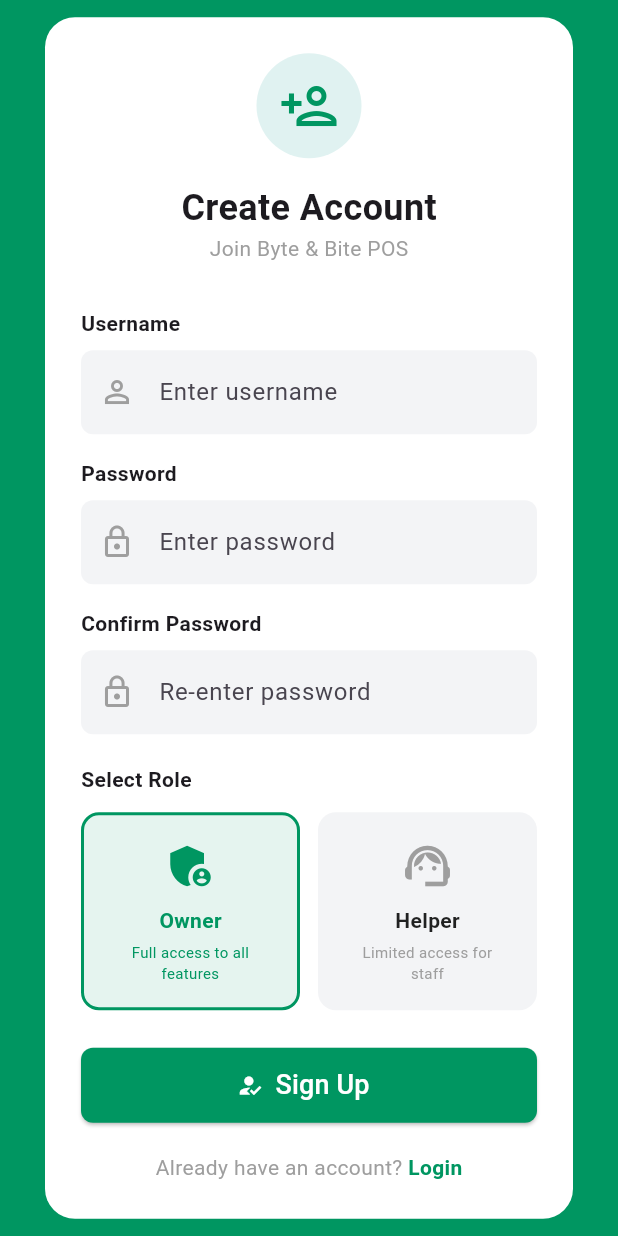
After one commit to jnahMoch/byte_bite, a Flutter app: the screen it shows after launch, after a tap on "Sign Up", on a phone screen of 412 x 824 dp. The commit adds this screen. Run offline on Flutter 3.47's test engine with Material 3 defaults, Android fonts, the phone set to English and light mode, and no system bars.

Commit message:
raven nahuman

```diff
--- a/lib/login_page.dart
+++ b/lib/login_page.dart
@@ -81,9 +81,25 @@ class _LoginPageState extends State<LoginPage> {
                     ),
                   ),
                 ),
-                const SizedBox(height: 30),
+                const SizedBox(height: 20),
 
-                _buildDemoBox(),
+                // Sign Up Link
+                Row(
+                  mainAxisAlignment: MainAxisAlignment.center,
+                  children: [
+                    const Text('New user? ', style: TextStyle(color: Colors.grey)),
+                    GestureDetector(
+                      onTap: () => Navigator.pushNamed(context, '/signup'),
+                      child: const Text(
+                        'Sign Up',
+                        style: TextStyle(
+                          color: Color(0xFF009661),
+                          fontWeight: FontWeight.bold,
+                        ),
+                      ),
+                    ),
+                  ],
+                ),
               ],
             ),
           ),
@@ -112,19 +128,4 @@ class _LoginPageState extends State<LoginPage> {
     );
   }
 
-  Widget _buildDemoBox() {
-    return Container(
-      width: double.infinity,
-      padding: const EdgeInsets.all(12),
-      decoration: BoxDecoration(color: Colors.grey[50], borderRadius: BorderRadius.circular(10)),
-      child: Column(
-        crossAxisAlignment: CrossAxisAlignment.start,
-        children: [
-          const Text('Demo Credentials:', style: TextStyle(fontWeight: FontWeight.bold, fontSize: 13)),
-          Text('Owner: owner / owner123', style: TextStyle(color: Colors.grey[600], fontSize: 12)),
-          Text('Helper: helper / helper123', style: TextStyle(color: Colors.grey[600], fontSize: 12)),
-        ],
-      ),
-    );
-  }
 }
--- a/lib/main.dart
+++ b/lib/main.dart
@@ -1,6 +1,7 @@
 import 'package:byte_bite/owner/homepage.dart';
 import 'package:flutter/material.dart';
 import 'login_page.dart';
+import 'signup_page.dart';
 
 
 void main() {
@@ -25,6 +26,7 @@ class ByteAndBiteApp extends StatelessWidget {
       routes: {
         '/dashboard': (context) => const POSHomePage(),
         '/login': (context) => const LoginPage(),
+        '/signup': (context) => const SignUpPage(),
       },
     );
   }
--- /dev/null
+++ b/lib/signup_page.dart
@@ -0,0 +1,268 @@
+// ignore_for_file: use_build_context_synchronously, deprecated_member_use
+
+import 'package:flutter/material.dart';
+
+class SignUpPage extends StatefulWidget {
+  const SignUpPage({super.key});
+
+  @override
+  State<SignUpPage> createState() => _SignUpPageState();
+}
+
+class _SignUpPageState extends State<SignUpPage> {
+  final TextEditingController _usernameController = TextEditingController();
+  final TextEditingController _passwordController = TextEditingController();
+  final TextEditingController _confirmPasswordController = TextEditingController();
+
+  String _selectedRole = 'Owner'; // Default role
+
+  void _handleSignUp() {
+    String username = _usernameController.text.trim();
+    String password = _passwordController.text.trim();
+    String confirmPassword = _confirmPasswordController.text.trim();
+
+    // Validation
+    if (username.isEmpty || password.isEmpty || confirmPassword.isEmpty) {
+      _showSnackBar('Please fill in all fields', Colors.redAccent);
+      return;
+    }
+
+    if (password.length < 6) {
+      _showSnackBar('Password must be at least 6 characters', Colors.redAccent);
+      return;
+    }
+
+    if (password != confirmPassword) {
+      _showSnackBar('Passwords do not match', Colors.redAccent);
+      return;
+    }
+
+    // For now, just show success and navigate back to login
+    _showSnackBar('Account created successfully! You can now login.', Colors.green);
+
+    Future.delayed(const Duration(seconds: 2), () {
+      Navigator.pop(context);
+    });
+  }
+
+  void _showSnackBar(String message, Color color) {
+    ScaffoldMessenger.of(context).showSnackBar(
+      SnackBar(
+        content: Text(message),
+        backgroundColor: color,
+      ),
+    );
+  }
+
+  @override
+  Widget build(BuildContext context) {
+    return Scaffold(
+      backgroundColor: const Color(0xFF009661),
+      body: Center(
+        child: SingleChildScrollView(
+          padding: const EdgeInsets.symmetric(horizontal: 30),
+          child: Container(
+            padding: const EdgeInsets.all(24),
+            decoration: BoxDecoration(
+              color: Colors.white,
+              borderRadius: BorderRadius.circular(20),
+            ),
+            child: Column(
+              mainAxisSize: MainAxisSize.min,
+              children: [
+                const CircleAvatar(
+                  radius: 35,
+                  backgroundColor: Color(0xFFE0F2F1),
+                  child: Icon(Icons.person_add_outlined, size: 40, color: Color(0xFF009661)),
+                ),
+                const SizedBox(height: 16),
+                const Text('Create Account', style: TextStyle(fontSize: 24, fontWeight: FontWeight.bold)),
+                const Text('Join Byte & Bite POS', style: TextStyle(fontSize: 14, color: Colors.grey)),
+                const SizedBox(height: 30),
+
+                // Username
+                _buildTextField(
+                  label: 'Username',
+                  hint: 'Enter username',
+                  controller: _usernameController,
+                  icon: Icons.person_outline,
+                ),
+                const SizedBox(height: 16),
+
+                // Password
+                _buildTextField(
+                  label: 'Password',
+                  hint: 'Enter password',
+                  controller: _passwordController,
+                  isPassword: true,
+                  icon: Icons.lock_outline,
+                ),
+                const SizedBox(height: 16),
+
+                // Confirm Password
+                _buildTextField(
+                  label: 'Confirm Password',
+                  hint: 'Re-enter password',
+                  controller: _confirmPasswordController,
+                  isPassword: true,
+                  icon: Icons.lock_outline,
+                ),
+                const SizedBox(height: 20),
+
+                // Role Selection
+                _buildRoleSelector(),
+                const SizedBox(height: 25),
+
+                // Sign Up Button
+                SizedBox(
+                  width: double.infinity,
+                  height: 50,
+                  child: ElevatedButton.icon(
+                    onPressed: _handleSignUp,
+                    icon: const Icon(Icons.how_to_reg, color: Colors.white, size: 18),
+                    label: const Text('Sign Up', style: TextStyle(fontSize: 18, color: Colors.white)),
+                    style: ElevatedButton.styleFrom(
+                      backgroundColor: const Color(0xFF009661),
+                      shape: RoundedRectangleBorder(borderRadius: BorderRadius.circular(8)),
+                    ),
+                  ),
+                ),
+                const SizedBox(height: 20),
+
+                // Back to Login
+                Row(
+                  mainAxisAlignment: MainAxisAlignment.center,
+                  children: [
+                    const Text('Already have an account? ', style: TextStyle(color: Colors.grey)),
+                    GestureDetector(
+                      onTap: () => Navigator.pop(context),
+                      child: const Text(
+                        'Login',
+                        style: TextStyle(
+                          color: Color(0xFF009661),
+                          fontWeight: FontWeight.bold,
+                        ),
+                      ),
+                    ),
+                  ],
+                ),
+              ],
+            ),
+          ),
+        ),
+      ),
+    );
+  }
+
+  Widget _buildTextField({
+    required String label,
+    required String hint,
+    required TextEditingController controller,
+    bool isPassword = false,
+    IconData? icon,
+  }) {
+    return Column(
+      crossAxisAlignment: CrossAxisAlignment.start,
+      children: [
+        Text(label, style: const TextStyle(fontWeight: FontWeight.w600, fontSize: 14)),
+        const SizedBox(height: 8),
+        TextField(
+          controller: controller,
+          obscureText: isPassword,
+          decoration: InputDecoration(
+            hintText: hint,
+            prefixIcon: icon != null ? Icon(icon, color: Colors.grey) : null,
+            filled: true,
+            fillColor: const Color(0xFFF3F4F6),
+            border: OutlineInputBorder(borderRadius: BorderRadius.circular(8), borderSide: BorderSide.none),
+          ),
+        ),
+      ],
+    );
+  }
+
+  Widget _buildRoleSelector() {
+    return Column(
+      crossAxisAlignment: CrossAxisAlignment.start,
+      children: [
+        const Text('Select Role', style: TextStyle(fontWeight: FontWeight.w600, fontSize: 14)),
+        const SizedBox(height: 12),
+        Row(
+          children: [
+            Expanded(
+              child: _buildRoleCard(
+                role: 'Owner',
+                icon: Icons.admin_panel_settings,
+                description: 'Full access to all features',
+                isSelected: _selectedRole == 'Owner',
+              ),
+            ),
+            const SizedBox(width: 12),
+            Expanded(
+              child: _buildRoleCard(
+                role: 'Helper',
+                icon: Icons.support_agent,
+                description: 'Limited access for staff',
+                isSelected: _selectedRole == 'Helper',
+              ),
+            ),
+          ],
+        ),
+      ],
+    );
+  }
+
+  Widget _buildRoleCard({
+    required String role,
+    required IconData icon,
+    required String description,
+    required bool isSelected,
+  }) {
+    return GestureDetector(
+      onTap: () {
+        setState(() {
+          _selectedRole = role;
+        });
+      },
+      child: AnimatedContainer(
+        duration: const Duration(milliseconds: 200),
+        padding: const EdgeInsets.all(16),
+        decoration: BoxDecoration(
+          color: isSelected ? const Color(0xFF009661).withOpacity(0.1) : const Color(0xFFF3F4F6),
+          borderRadius: BorderRadius.circular(12),
+          border: Border.all(
+            color: isSelected ? const Color(0xFF009661) : Colors.transparent,
+            width: 2,
+          ),
+        ),
+        child: Column(
+          children: [
+            Icon(
+              icon,
+              size: 36,
+              color: isSelected ? const Color(0xFF009661) : Colors.grey,
+            ),
+            const SizedBox(height: 8),
+            Text(
+              role,
+              style: TextStyle(
+                fontWeight: FontWeight.bold,
+                fontSize: 14,
+                color: isSelected ? const Color(0xFF009661) : Colors.black87,
+              ),
+            ),
+            const SizedBox(height: 4),
+            Text(
+              description,
+              textAlign: TextAlign.center,
+              style: TextStyle(
+                fontSize: 10,
+                color: isSelected ? const Color(0xFF009661) : Colors.grey,
+              ),
+            ),
+          ],
+        ),
+      ),
+    );
+  }
+}
```
